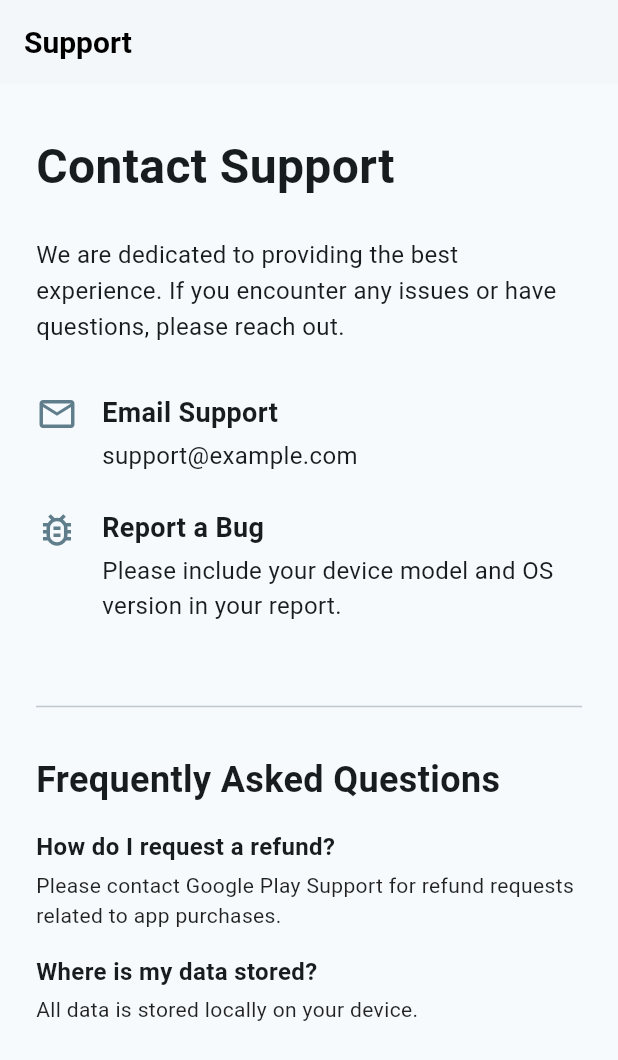
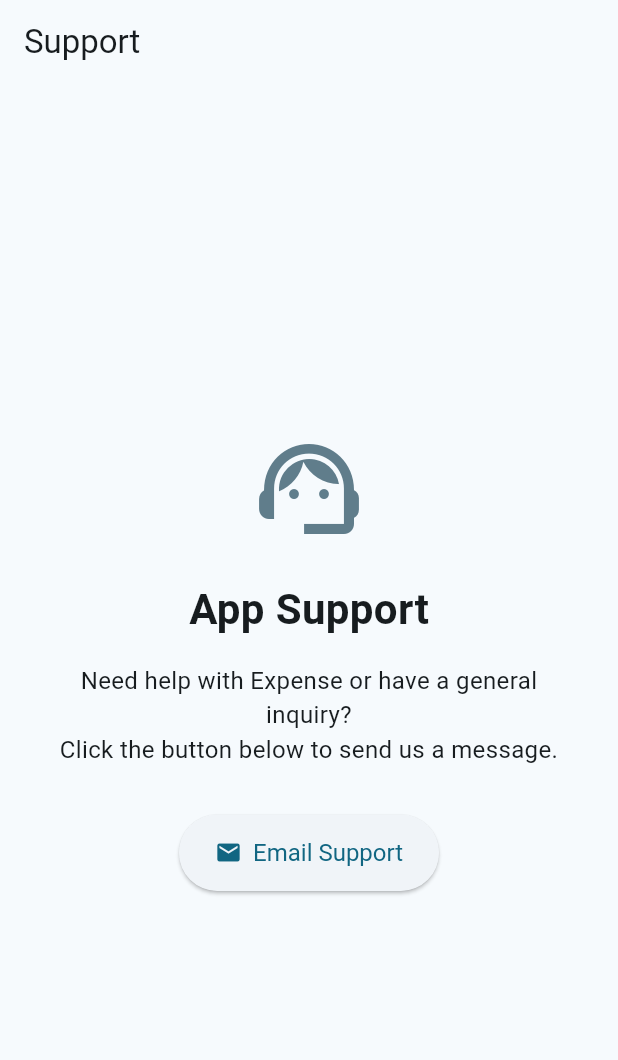
Before and after one commit to seanguy14/dev_portal, a Flutter app: the SupportPage screen opened by its route, on a phone screen of 412 x 824 dp. Shown: the top 1060 px of the screen. Run offline on Flutter 3.47's test engine with Material 3 defaults, Android fonts, the phone set to English and light mode, and no system bars; our stand-ins replace go_router.

```diff
--- a/lib/support_page.dart
+++ b/lib/support_page.dart
@@ -1,95 +1,64 @@
 import 'package:flutter/material.dart';
+import 'package:url_launcher/url_launcher.dart';
 
 class SupportPage extends StatelessWidget {
   const SupportPage({super.key});
+
+  // This function handles opening the default mail app
+  Future<void> _launchEmail() async {
+    // The 'mailto' scheme is what tells the OS to open an email client
+    final Uri emailLaunchUri = Uri(
+      scheme: 'mailto',
+      path: 'support@yourdomain.co.za', // Replace with your actual email
+      queryParameters: {
+        'subject': 'Support Request - Expense App' // Pre-fills the subject line
+      },
+    );
+
+    if (!await launchUrl(emailLaunchUri)) {
+      debugPrint('Could not launch email client.');
+    }
+  }
 
   @override
   Widget build(BuildContext context) {
     return Scaffold(
       appBar: AppBar(
         title: const Text("Support"),
-        backgroundColor: Colors.white,
-        elevation: 1,
-        iconTheme: const IconThemeData(color: Colors.black),
-        titleTextStyle: const TextStyle(color: Colors.black, fontSize: 20, fontWeight: FontWeight.bold),
       ),
-      body: SingleChildScrollView(
-        padding: const EdgeInsets.symmetric(horizontal: 24, vertical: 32),
-        child: Center(
-          child: ConstrainedBox(
-            constraints: const BoxConstraints(maxWidth: 800),
+      body: Center(
+        child: Padding(
+          padding: const EdgeInsets.all(24.0),
           child: Column(
-              crossAxisAlignment: CrossAxisAlignment.start,
+            mainAxisAlignment: MainAxisAlignment.center,
             children: [
+              const Icon(Icons.support_agent, size: 80, color: Colors.blueGrey),
+              const SizedBox(height: 20),
               const Text(
-                  "Contact Support",
-                  style: TextStyle(fontSize: 32, fontWeight: FontWeight.bold),
+                "App Support",
+                style: TextStyle(fontSize: 28, fontWeight: FontWeight.bold),
               ),
-                const SizedBox(height: 24),
+              const SizedBox(height: 16),
               const Text(
-                  "We are dedicated to providing the best experience. If you encounter any issues or have questions, please reach out.",
-                  style: TextStyle(fontSize: 16, height: 1.5),
+                "Need help with Expense or have a general inquiry?\nClick the button below to send us a message.",
+                textAlign: TextAlign.center,
+                style: TextStyle(fontSize: 16),
               ),
               const SizedBox(height: 32),
-                _buildSupportOption(
-                  icon: Icons.email_outlined,
-                  title: "Email Support",
-                  content: "support@example.com",
+              // The clickable email button
+              ElevatedButton.icon(
+                onPressed: _launchEmail,
+                icon: const Icon(Icons.email),
+                label: const Text("Email Support"),
+                style: ElevatedButton.styleFrom(
+                  padding: const EdgeInsets.symmetric(horizontal: 24, vertical: 16),
+                  textStyle: const TextStyle(fontSize: 16),
                 ),
-                _buildSupportOption(
-                  icon: Icons.bug_report_outlined,
-                  title: "Report a Bug",
-                  content: "Please include your device model and OS version in your report.",
               ),
-                const SizedBox(height: 24),
-                const Divider(),
-                const SizedBox(height: 24),
-                const Text("Frequently Asked Questions", style: TextStyle(fontSize: 24, fontWeight: FontWeight.bold)),
-                const SizedBox(height: 16),
-                _buildFaqItem("How do I request a refund?", "Please contact Google Play Support for refund requests related to app purchases."),
-                _buildFaqItem("Where is my data stored?", "All data is stored locally on your device."),
             ],
-            ),
           ),
         ),
       ),
     );
   }
-
-  Widget _buildSupportOption({required IconData icon, required String title, required String content}) {
-    return Padding(
-      padding: const EdgeInsets.only(bottom: 24.0),
-      child: Row(
-        crossAxisAlignment: CrossAxisAlignment.start,
-        children: [
-          Icon(icon, size: 28, color: Colors.blueGrey),
-          const SizedBox(width: 16),
-          Expanded(
-            child: Column(
-              crossAxisAlignment: CrossAxisAlignment.start,
-              children: [
-                Text(title, style: const TextStyle(fontSize: 18, fontWeight: FontWeight.bold)),
-                const SizedBox(height: 4),
-                SelectableText(content, style: const TextStyle(fontSize: 16)),
-              ],
-            ),
-          ),
-        ],
-      ),
-    );
 }
-
-  Widget _buildFaqItem(String question, String answer) {
-    return Padding(
-      padding: const EdgeInsets.only(bottom: 16.0),
-      child: Column(
-        crossAxisAlignment: CrossAxisAlignment.start,
-        children: [
-          Text(question, style: const TextStyle(fontWeight: FontWeight.bold, fontSize: 16)),
-          const SizedBox(height: 4),
-          Text(answer, style: const TextStyle(color: Colors.black87)),
-        ],
-      ),
-    );
-  }
-}
```
Also changed, not shown: lib/main.dart (+33 -3 lines), 2 other files. Lines whose indentation alone changed are shown as unchanged.
